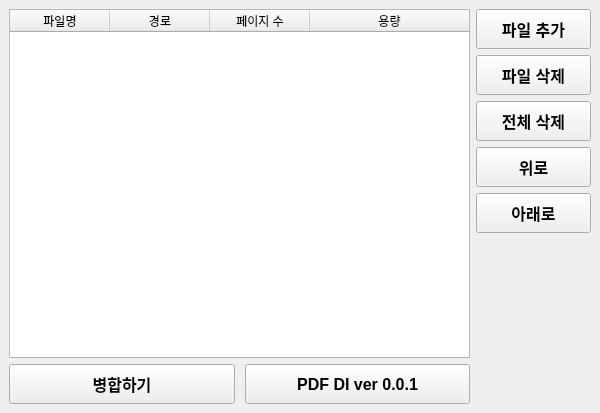
This is main.ui in DEEPI-LAB/python-pdf-merger-PDFDI as Qt 5 draws it before an edit. The edited form follows.
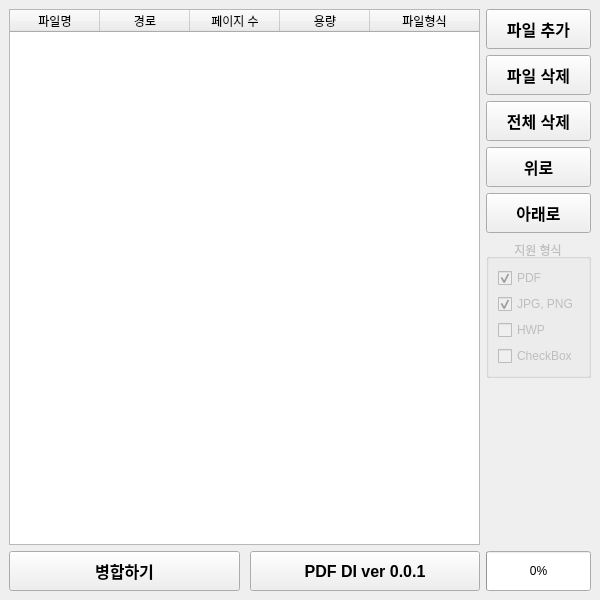
This is the edited form.

```diff
--- a/main.ui
+++ b/main.ui
@@ -7,9 +7,15 @@
     <x>0</x>
     <y>0</y>
     <width>600</width>
-    <height>413</height>
+    <height>600</height>
    </rect>
   </property>
+  <property name="minimumSize">
+   <size>
+    <width>600</width>
+    <height>600</height>
+   </size>
+  </property>
   <property name="windowTitle">
    <string>MainWindow</string>
   </property>
@@ -17,10 +23,78 @@
    <property name="minimumSize">
     <size>
      <width>600</width>
-     <height>400</height>
+     <height>500</height>
     </size>
    </property>
-   <layout class="QGridLayout" name="gridLayout" columnstretch="8,2">
+   <layout class="QGridLayout" name="gridLayout" columnstretch="8,0">
+    <item row="1" column="0">
+     <layout class="QHBoxLayout" name="horizontalLayout">
+      <property name="spacing">
+       <number>10</number>
+      </property>
+      <property name="leftMargin">
+       <number>0</number>
+      </property>
+      <property name="topMargin">
+       <number>0</number>
+      </property>
+      <property name="rightMargin">
+       <number>0</number>
+      </property>
+      <item>
+       <widget class="QPushButton" name="but_fusion">
+        <property name="minimumSize">
+         <size>
+          <width>0</width>
+          <height>40</height>
+         </size>
+        </property>
+        <property name="maximumSize">
+         <size>
+          <width>16777215</width>
+          <height>40</height>
+         </size>
+        </property>
+        <property name="font">
+         <font>
+          <pointsize>12</pointsize>
+          <weight>75</weight>
+          <bold>true</bold>
+         </font>
+        </property>
+        <property name="text">
+         <string>병합하기</string>
+        </property>
+       </widget>
+      </item>
+      <item>
+       <widget class="QPushButton" name="but_ver">
+        <property name="minimumSize">
+         <size>
+          <width>0</width>
+          <height>40</height>
+         </size>
+        </property>
+        <property name="maximumSize">
+         <size>
+          <width>16777215</width>
+          <height>40</height>
+         </size>
+        </property>
+        <property name="font">
+         <font>
+          <pointsize>12</pointsize>
+          <weight>75</weight>
+          <bold>true</bold>
+         </font>
+        </property>
+        <property name="text">
+         <string>PDF DI ver 0.0.1</string>
+        </property>
+       </widget>
+      </item>
+     </layout>
+    </item>
     <item row="0" column="1">
      <layout class="QVBoxLayout" name="verticalLayout">
       <property name="sizeConstraint">
@@ -30,7 +104,7 @@
        <widget class="QPushButton" name="but_add">
         <property name="minimumSize">
          <size>
-          <width>0</width>
+          <width>100</width>
           <height>40</height>
          </size>
         </property>
@@ -56,7 +130,7 @@
        <widget class="QPushButton" name="but_del">
         <property name="minimumSize">
          <size>
-          <width>0</width>
+          <width>100</width>
           <height>40</height>
          </size>
         </property>
@@ -82,7 +156,7 @@
        <widget class="QPushButton" name="but_refresh">
         <property name="minimumSize">
          <size>
-          <width>0</width>
+          <width>100</width>
           <height>40</height>
          </size>
         </property>
@@ -108,7 +182,7 @@
        <widget class="QPushButton" name="but_up">
         <property name="minimumSize">
          <size>
-          <width>0</width>
+          <width>100</width>
           <height>40</height>
          </size>
         </property>
@@ -134,7 +208,7 @@
        <widget class="QPushButton" name="but_down">
         <property name="minimumSize">
          <size>
-          <width>0</width>
+          <width>100</width>
           <height>40</height>
          </size>
         </property>
@@ -156,6 +230,76 @@
         </property>
        </widget>
       </item>
+      <item>
+       <widget class="QGroupBox" name="groupBox">
+        <property name="enabled">
+         <bool>false</bool>
+        </property>
+        <property name="minimumSize">
+         <size>
+          <width>0</width>
+          <height>100</height>
+         </size>
+        </property>
+        <property name="title">
+         <string>지원 형식</string>
+        </property>
+        <property name="alignment">
+         <set>Qt::AlignCenter</set>
+        </property>
+        <property name="flat">
+         <bool>true</bool>
+        </property>
+        <property name="checkable">
+         <bool>false</bool>
+        </property>
+        <layout class="QVBoxLayout" name="verticalLayout_2">
+         <item>
+          <widget class="QCheckBox" name="checkBox">
+           <property name="text">
+            <string>PDF</string>
+           </property>
+           <property name="checkable">
+            <bool>true</bool>
+           </property>
+           <property name="checked">
+            <bool>true</bool>
+           </property>
+           <property name="autoRepeat">
+            <bool>false</bool>
+           </property>
+           <property name="tristate">
+            <bool>false</bool>
+           </property>
+          </widget>
+         </item>
+         <item>
+          <widget class="QCheckBox" name="checkBox_2">
+           <property name="text">
+            <string>JPG, PNG</string>
+           </property>
+           <property name="checked">
+            <bool>true</bool>
+           </property>
+          </widget>
+         </item>
+         <item>
+          <widget class="QCheckBox" name="checkBox_3">
+           <property name="text">
+            <string>HWP</string>
+           </property>
+          </widget>
+         </item>
+         <item>
+          <widget class="QCheckBox" name="checkBox_4">
+           <property name="text">
+            <string>CheckBox</string>
+           </property>
+          </widget>
+         </item>
+        </layout>
+       </widget>
+      </item>
       <item>
        <widget class="QLabel" name="label">
         <property name="sizePolicy">
@@ -169,71 +313,16 @@
         </property>
        </widget>
       </item>
-     </layout>
-    </item>
-    <item row="1" column="0">
-     <layout class="QHBoxLayout" name="horizontalLayout">
-      <property name="spacing">
-       <number>10</number>
-      </property>
-      <property name="leftMargin">
-       <number>0</number>
-      </property>
-      <property name="topMargin">
-       <number>0</number>
-      </property>
-      <property name="rightMargin">
-       <number>0</number>
-      </property>
       <item>
-       <widget class="QPushButton" name="but_fusion">
-        <property name="minimumSize">
-         <size>
-          <width>0</width>
-          <height>40</height>
-         </size>
+       <widget class="QLabel" name="status">
+        <property name="styleSheet">
+         <string notr="true">color: rgb(255, 0, 0);</string>
         </property>
-        <property name="maximumSize">
-         <size>
-          <width>16777215</width>
-          <height>40</height>
-         </size>
-        </property>
-        <property name="font">
-         <font>
-          <pointsize>12</pointsize>
-          <weight>75</weight>
-          <bold>true</bold>
-         </font>
-        </property>
         <property name="text">
-         <string>병합하기</string>
+         <string/>
         </property>
-       </widget>
-      </item>
-      <item>
-       <widget class="QPushButton" name="but_ver">
-        <property name="minimumSize">
-         <size>
-          <width>0</width>
-          <height>40</height>
-         </size>
-        </property>
-        <property name="maximumSize">
-         <size>
-          <width>16777215</width>
-          <height>40</height>
-         </size>
-        </property>
-        <property name="font">
-         <font>
-          <pointsize>12</pointsize>
-          <weight>75</weight>
-          <bold>true</bold>
-         </font>
-        </property>
-        <property name="text">
-         <string>PDF DI ver 0.0.1</string>
+        <property name="alignment">
+         <set>Qt::AlignCenter</set>
         </property>
        </widget>
       </item>
@@ -251,7 +340,7 @@
        <bool>false</bool>
       </attribute>
       <attribute name="horizontalHeaderDefaultSectionSize">
-       <number>100</number>
+       <number>90</number>
       </attribute>
       <attribute name="horizontalHeaderStretchLastSection">
        <bool>true</bool>
@@ -279,6 +368,30 @@
         <string>용량</string>
        </property>
       </column>
+      <column>
+       <property name="text">
+        <string>파일형식</string>
+       </property>
+      </column>
+     </widget>
+    </item>
+    <item row="1" column="1">
+     <widget class="QProgressBar" name="progressBar">
+      <property name="sizePolicy">
+       <sizepolicy hsizetype="Expanding" vsizetype="Expanding">
+        <horstretch>0</horstretch>
+        <verstretch>0</verstretch>
+       </sizepolicy>
+      </property>
+      <property name="maximumSize">
+       <size>
+        <width>16777215</width>
+        <height>40</height>
+       </size>
+      </property>
+      <property name="value">
+       <number>0</number>
+      </property>
      </widget>
     </item>
    </layout>
```
